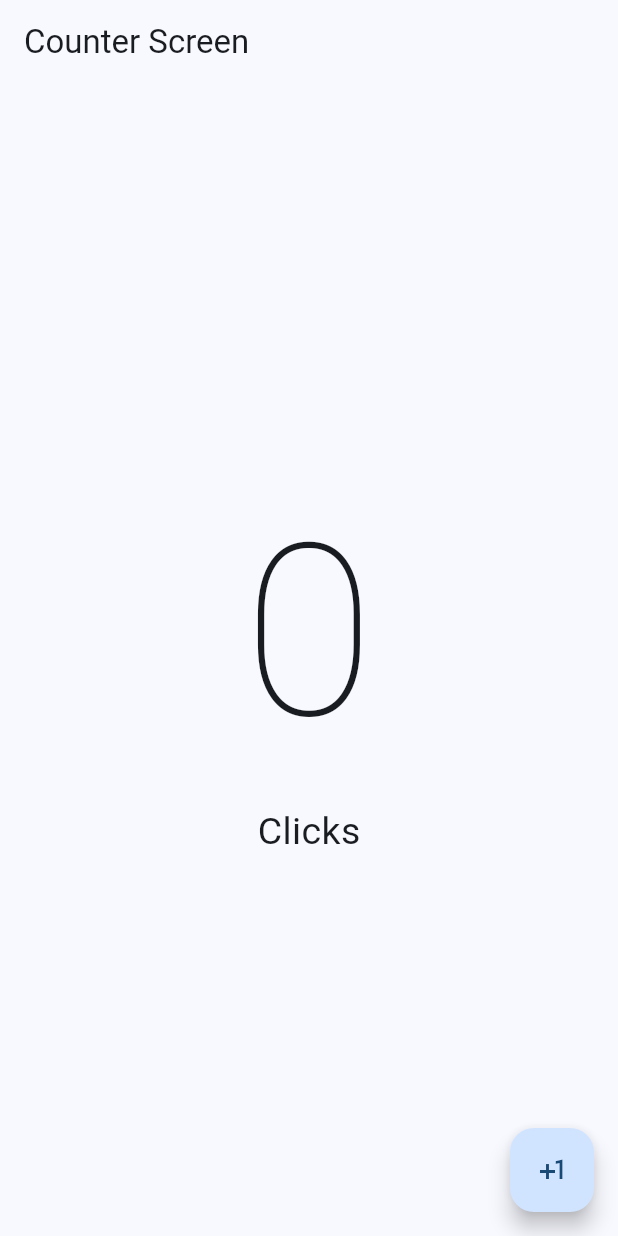
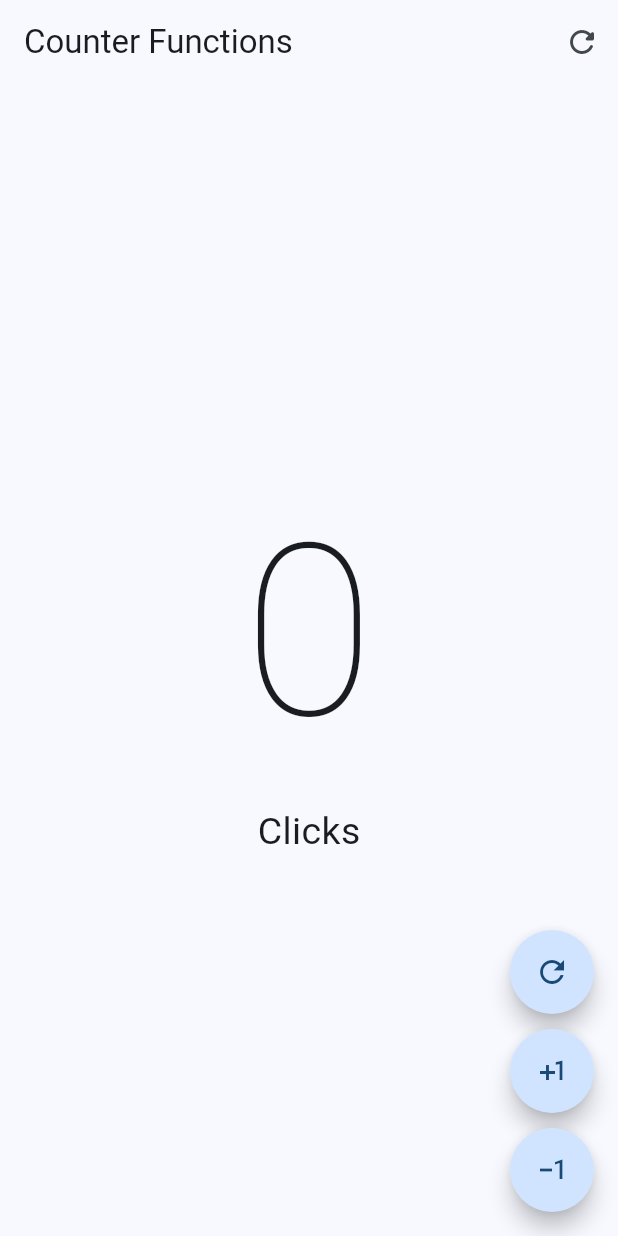
Before and after one commit to JoseManuelMunozManzano/Flutter-curso, a Flutter app: the screen it shows after launch, on a phone screen of 412 x 824 dp. Run offline on Flutter 3.47's test engine with Material 3 defaults, Android fonts, the phone set to English and light mode, and no system bars.

Commit message:
Primeros pasos - AppBar, leading y acciones

```diff
--- a/hello_world_app/lib/main.dart
+++ b/hello_world_app/lib/main.dart
@@ -1,5 +1,6 @@
 import 'package:flutter/material.dart';
-import 'package:hello_world_app/presentation/screens/counter/counter_screen.dart';
+import 'package:hello_world_app/presentation/screens/counter/counter_functions_screen.dart';
+// import 'package:hello_world_app/presentation/screens/counter/counter_screen.dart';
 
 void main() {
   // runApp: Ejecución de Widget inicial.
@@ -38,7 +39,9 @@ class MyApp extends StatelessWidget {
 
       // Se acostumbra a que el hijo sea siempre la última propiedad a definir.
       // Indicamos const porque este código NUNCA va a cambiar.
-      home: const CounterScreen()
+      //
+      // home: const CounterScreen()
+      home: const CounterFunctionsScreen()
     );
   }
 }
--- /dev/null
+++ b/hello_world_app/lib/presentation/screens/counter/counter_functions_screen.dart
@@ -0,0 +1,91 @@
+import 'package:flutter/material.dart';
+
+class CounterFunctionsScreen extends StatefulWidget {
+  const CounterFunctionsScreen({super.key});
+
+  @override
+  State<CounterFunctionsScreen> createState() => _CounterFunctionsScreenState();
+}
+
+class _CounterFunctionsScreenState extends State<CounterFunctionsScreen> {
+  int clickCounter = 0;
+
+  @override
+  Widget build(BuildContext context) {
+    return Scaffold(
+        appBar: AppBar(
+          title: const Text('Counter Functions'),
+          // Iconos en la parte izquierda: propiedad leading.
+          //    Si necesitamos más de uno, usamos un Widget Row, que permite un array de Widgets.
+          // Iconos en la parte derecha: array actions, que ya de por si es un array de Widgets
+          actions: [
+            IconButton(
+                // Icon es un Widget especial para mostrar iconos.
+                icon: const Icon(Icons.refresh_rounded),
+                onPressed: () {
+                  setState(() {
+                    clickCounter = 0;
+                  });
+                }),
+          ],
+        ),
+        body: Center(
+          child: Column(
+            mainAxisAlignment: MainAxisAlignment.center,
+            children: [
+              Text(
+                '$clickCounter',
+                style:
+                    const TextStyle(fontSize: 160, fontWeight: FontWeight.w100),
+              ),
+              Text(
+                'Click${clickCounter == 1 ? '' : 's'}',
+                style: const TextStyle(fontSize: 25),
+              )
+            ],
+          ),
+        ),
+        // Como Widget indicaremos un Column, ya que necesitamos más de un Widget FloatingActionButton.
+        floatingActionButton: Column(
+          // Sin mainAxisAlignment, el FloatingActionButton coloca el botón arriba del todo, y lo queremos abajo.
+          mainAxisAlignment: MainAxisAlignment.end,
+          children: [
+            FloatingActionButton(
+              // Para que este botón sea circular.
+              shape: const StadiumBorder(),
+              onPressed: () {
+                clickCounter = 0;
+                setState(() {});
+              },
+              child: const Icon(Icons.refresh_outlined),
+            ),
+
+            // Para agregar una separación, podemos usar un Widget llamado Sizedbox, que es un contenedor o una
+            // caja con un tamaño específico
+            const SizedBox(height: 10,),
+
+            // Vemos que todo esto se repite.
+            // Vamos a crear nuestros Widgets personalizados.
+            FloatingActionButton(
+              shape: const StadiumBorder(),
+              onPressed: () {
+                clickCounter++;
+                setState(() {});
+              },
+              child: const Icon(Icons.plus_one),
+            ),
+
+            const SizedBox(height: 10,),
+
+            FloatingActionButton(
+              shape: const StadiumBorder(),
+              onPressed: () {
+                clickCounter--;
+                setState(() {});
+              },
+              child: const Icon(Icons.exposure_minus_1_outlined),
+            ),
+          ],
+        ));
+  }
+}
```
Also changed, not shown: 1 other file.
